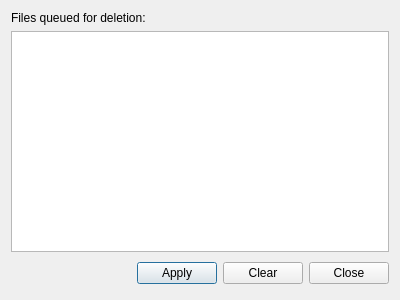
The window that queuedialog.ui (tom3q/file-dragon) describes before a commit, drawn with Qt 5.
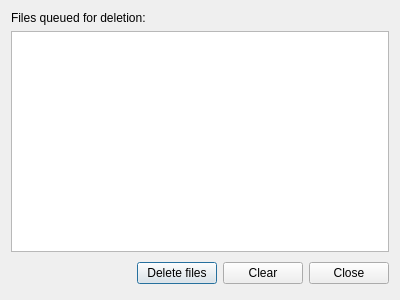
The same window after the commit.

```diff
--- a/queuedialog.ui
+++ b/queuedialog.ui
@@ -55,7 +55,7 @@
      <item>
       <widget class="QPushButton" name="applyButton">
        <property name="text">
-        <string>Apply</string>
+        <string>Delete files</string>
        </property>
       </widget>
      </item>
```
